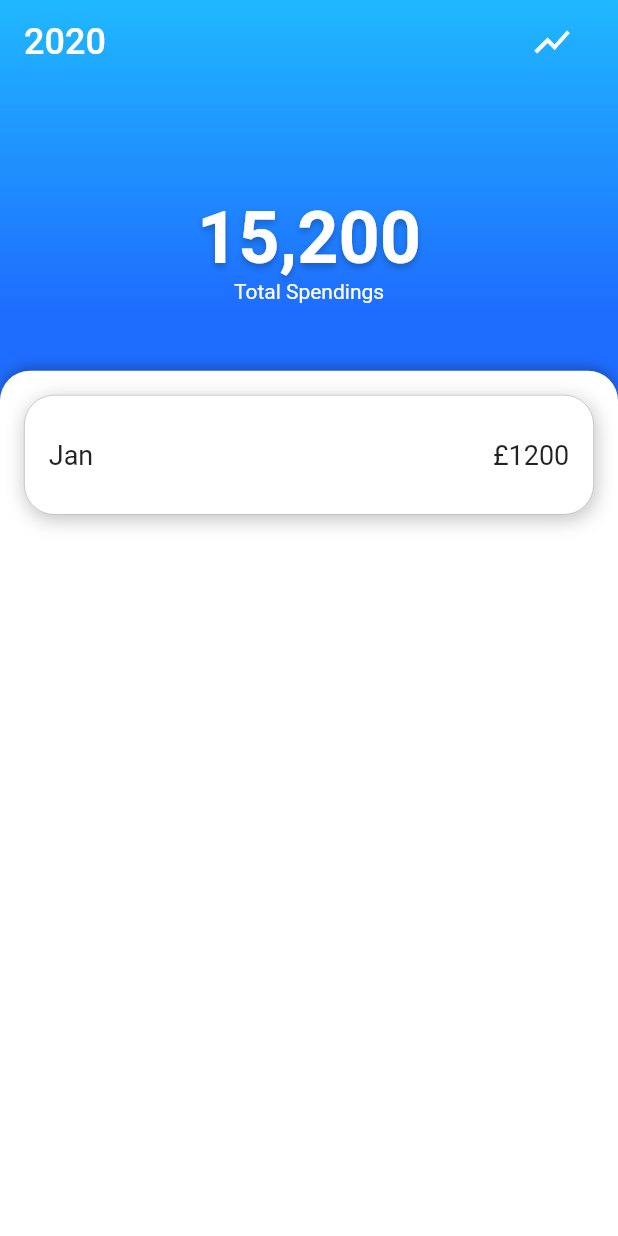
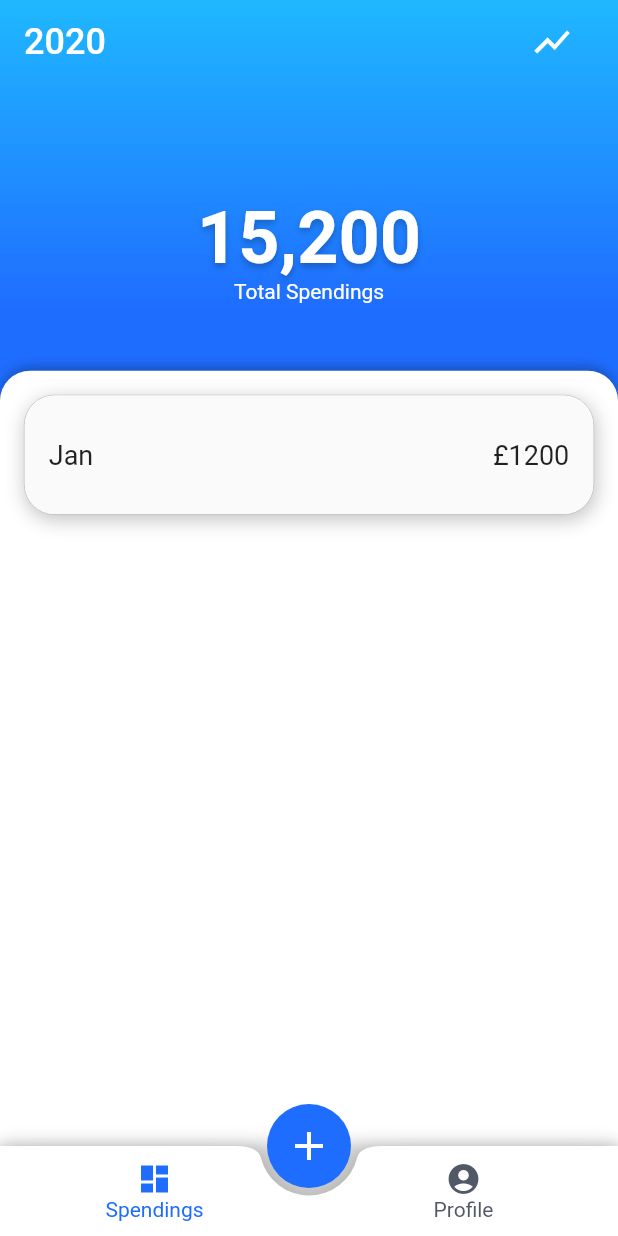
Before and after one commit to FaisalChoura/flutter-budgeting-app, a Flutter app: the screen it shows after launch, on a phone screen of 412 x 824 dp. Run offline on Flutter 3.47's test engine with Material 2 defaults, Android fonts, the phone set to English and light mode, and no system bars; network calls fail.

Commit message:
added bottom notched navbar

```diff
--- a/lib/screens/year_view.dart
+++ b/lib/screens/year_view.dart
@@ -1,3 +1,4 @@
+import 'package:budget_app/widgets/bottom_nav.dart';
 import 'package:budget_app/widgets/month_card.dart';
 import 'package:budget_app/widgets/year_chart.dart';
 import 'package:flutter/material.dart';
@@ -120,6 +121,30 @@ class _YearViewScreenState extends State<YearViewScreen> {
         ],
       ),
       extendBodyBehindAppBar: true,
+      extendBody: true,
+      floatingActionButtonLocation: FloatingActionButtonLocation.centerDocked,
+      floatingActionButton: FloatingActionButton(
+        elevation: 0,
+        backgroundColor: Color.fromARGB(255, 31, 109, 255),
+        child: Center(
+          child: Icon(
+            Icons.add,
+            size: 32.0,
+          ),
+        ),
+        onPressed: () {},
+      ),
+      bottomNavigationBar: BottomNav(
+        color: Color.fromARGB(255, 82, 89, 102),
+        selectedColor: Color.fromARGB(255, 31, 109, 255),
+        onTabSelected: (index) {
+          print(index);
+        },
+        items: [
+          BottomNavItem(iconData: Icons.dashboard, text: 'Spendings'),
+          BottomNavItem(iconData: Icons.account_circle, text: 'Profile'),
+        ],
+      ),
     );
   }
 
--- /dev/null
+++ b/lib/widgets/bottom_nav.dart
@@ -0,0 +1,132 @@
+import 'package:flutter/material.dart';
+
+class BottomNavItem {
+  BottomNavItem({this.iconData, this.text});
+  IconData iconData;
+  String text;
+}
+
+class BottomNav extends StatefulWidget {
+  BottomNav({
+    this.items,
+    this.centerItemText,
+    this.height: 60.0,
+    this.iconSize: 24.0,
+    this.backgroundColor,
+    this.color,
+    this.selectedColor,
+    this.notchedShape,
+    this.onTabSelected,
+  }) {
+    assert(this.items.length == 2 || this.items.length == 4);
+  }
+  final List<BottomNavItem> items;
+  final String centerItemText;
+  final double height;
+  final double iconSize;
+  final Color backgroundColor;
+  final Color color;
+  final Color selectedColor;
+  final NotchedShape notchedShape;
+  final ValueChanged<int> onTabSelected;
+
+  @override
+  _BottomNavState createState() => _BottomNavState();
+}
+
+class _BottomNavState extends State<BottomNav> {
+  int _selectedIndex = 0;
+
+  _updateIndex(int index) {
+    widget.onTabSelected(index);
+    setState(() {
+      _selectedIndex = index;
+    });
+  }
+
+  @override
+  Widget build(BuildContext context) {
+    List<Widget> items = List.generate(widget.items.length, (int index) {
+      return _buildTabItem(
+        item: widget.items[index],
+        index: index,
+        onPressed: _updateIndex,
+      );
+    });
+    // items.insert(items.length >> 1, _buildMiddleTabItem());
+
+    return Container(
+      decoration: BoxDecoration(
+        boxShadow: [
+          BoxShadow(
+            color: Color.fromARGB(50, 0, 0, 0),
+            offset: Offset(0, -2),
+            blurRadius: 8.0,
+          ),
+        ],
+      ),
+      child: BottomAppBar(
+        shape: CircularNotchedRectangle(),
+        notchMargin: 5,
+        color: widget.backgroundColor,
+        child: Container(
+          height: widget.height,
+          child: Row(
+            mainAxisAlignment: MainAxisAlignment.spaceBetween,
+            mainAxisSize: MainAxisSize.max,
+            children: items,
+          ),
+        ),
+      ),
+    );
+  }
+
+  // Widget _buildMiddleTabItem() {
+  //   return Expanded(
+  //     child: SizedBox(
+  //       height: widget.height,
+  //       child: Column(
+  //         mainAxisSize: MainAxisSize.min,
+  //         mainAxisAlignment: MainAxisAlignment.center,
+  //         children: <Widget>[
+  //           SizedBox(height: widget.iconSize),
+  //           Text(
+  //             widget.centerItemText ?? '',
+  //             style: TextStyle(color: widget.color),
+  //           ),
+  //         ],
+  //       ),
+  //     ),
+  //   );
+  // }
+
+  Widget _buildTabItem({
+    BottomNavItem item,
+    int index,
+    ValueChanged<int> onPressed,
+  }) {
+    Color color = _selectedIndex == index ? widget.selectedColor : widget.color;
+    return Expanded(
+      child: SizedBox(
+        height: widget.height,
+        child: Material(
+          type: MaterialType.transparency,
+          child: InkWell(
+            onTap: () => onPressed(index),
+            child: Column(
+              mainAxisSize: MainAxisSize.min,
+              mainAxisAlignment: MainAxisAlignment.center,
+              children: <Widget>[
+                Icon(item.iconData, color: color, size: widget.iconSize),
+                Text(
+                  item.text,
+                  style: TextStyle(color: color),
+                )
+              ],
+            ),
+          ),
+        ),
+      ),
+    );
+  }
+}
--- a/lib/widgets/month_card.dart
+++ b/lib/widgets/month_card.dart
@@ -7,15 +7,14 @@ class MonthCard extends StatelessWidget {
 
   @override
   Widget build(BuildContext context) {
-    return InkWell(
-      onTap: () {
-        print('hello');
-      },
-      child: Container(
+    return Container(
       height: 80,
       decoration: BoxDecoration(
         color: Colors.white,
-          border: Border.all(width: 0.5, color: Color.fromARGB(70, 0, 0, 0)),
+        border: Border.all(
+          width: 0.5,
+          color: Color.fromARGB(70, 0, 0, 0),
+        ),
         borderRadius: BorderRadius.circular(20),
         boxShadow: [
           BoxShadow(
@@ -24,6 +23,11 @@ class MonthCard extends StatelessWidget {
               blurRadius: 10.0),
         ],
       ),
+      child: Material(
+        borderRadius: BorderRadius.circular(20),
+        child: InkWell(
+          onTap: () {},
+          borderRadius: BorderRadius.circular(20),
           child: Padding(
             padding: EdgeInsets.only(
               left: 16,
@@ -44,6 +48,7 @@ class MonthCard extends StatelessWidget {
             ),
           ),
         ),
+      ),
     );
   }
 }
```
Lines whose indentation alone changed are shown as unchanged.
